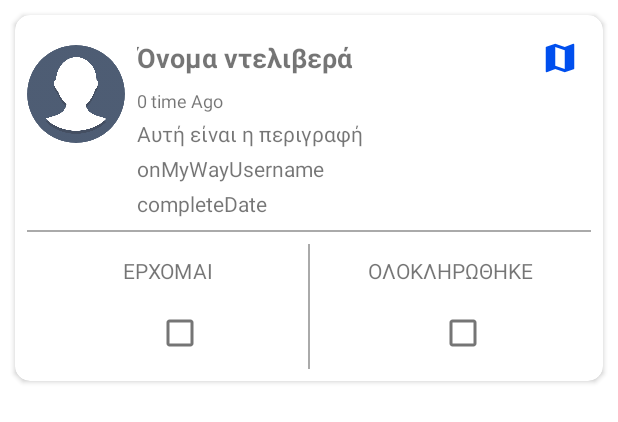
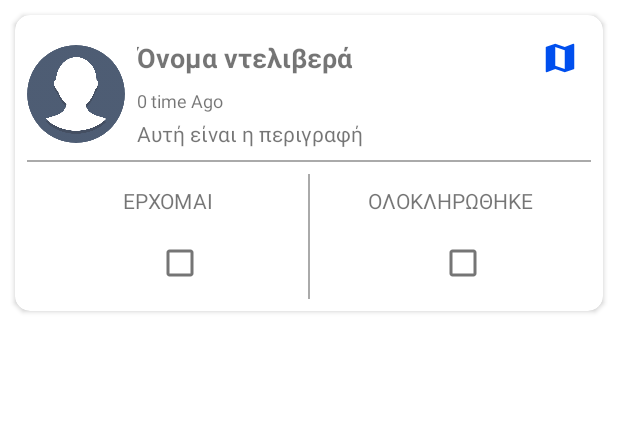
Before and after one commit to orestislef/I_want_a_delivery, an Android app: the layout single_view_post.xml on its own in the app's theme, with its tools: preview values and no code run, on a phone screen of 412 x 824 dp. Shown: the top 422 px of the screen. Run offline under Robolectric (Android 15) with nearby library versions, the phone set to English and light mode, and no system bars.

Commit message:
All working

```diff
--- a/app/src/main/res/layout/single_view_post.xml
+++ b/app/src/main/res/layout/single_view_post.xml
@@ -83,7 +83,7 @@
                 app:layout_constraintEnd_toEndOf="parent"
                 app:layout_constraintHorizontal_bias="0.0"
                 app:layout_constraintStart_toStartOf="parent"
-                app:layout_constraintTop_toBottomOf="@+id/completeDate" />
+                app:layout_constraintTop_toBottomOf="@+id/postDescription" />
 
             <CheckBox
                 android:id="@+id/onMyWayCB"
@@ -155,26 +155,6 @@
                 app:layout_constraintEnd_toEndOf="parent"
                 app:layout_constraintTop_toTopOf="parent" />
 
-            <TextView
-                android:id="@+id/onMyWayUsername"
-                android:layout_width="0dp"
-                android:layout_height="wrap_content"
-                android:layout_marginTop="4dp"
-                android:text="onMyWayUsername"
-                app:layout_constraintEnd_toEndOf="@+id/postDescription"
-                app:layout_constraintStart_toStartOf="@+id/postDescription"
-                app:layout_constraintTop_toBottomOf="@+id/postDescription" />
-
-            <TextView
-                android:id="@+id/completeDate"
-                android:layout_width="0dp"
-                android:layout_height="wrap_content"
-                android:layout_marginTop="4dp"
-                android:text="completeDate"
-                app:layout_constraintEnd_toEndOf="@+id/onMyWayUsername"
-                app:layout_constraintStart_toStartOf="@+id/onMyWayUsername"
-                app:layout_constraintTop_toBottomOf="@+id/onMyWayUsername" />
-
         </androidx.constraintlayout.widget.ConstraintLayout>
 
     </androidx.cardview.widget.CardView>
```
Also changed, not shown: app/src/main/java/com/revinad/iwantadelivery/MyViewHolder.java (+3 -9 lines).
